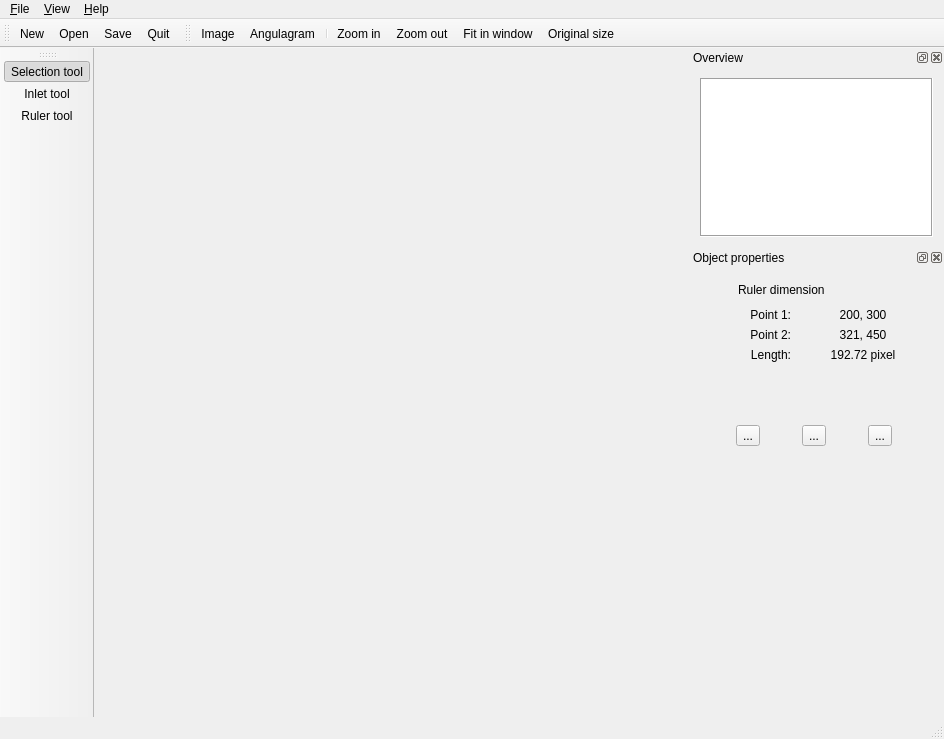
XXY1227/topino, file topino/ui/mainwindow.ui: the form before one commit.
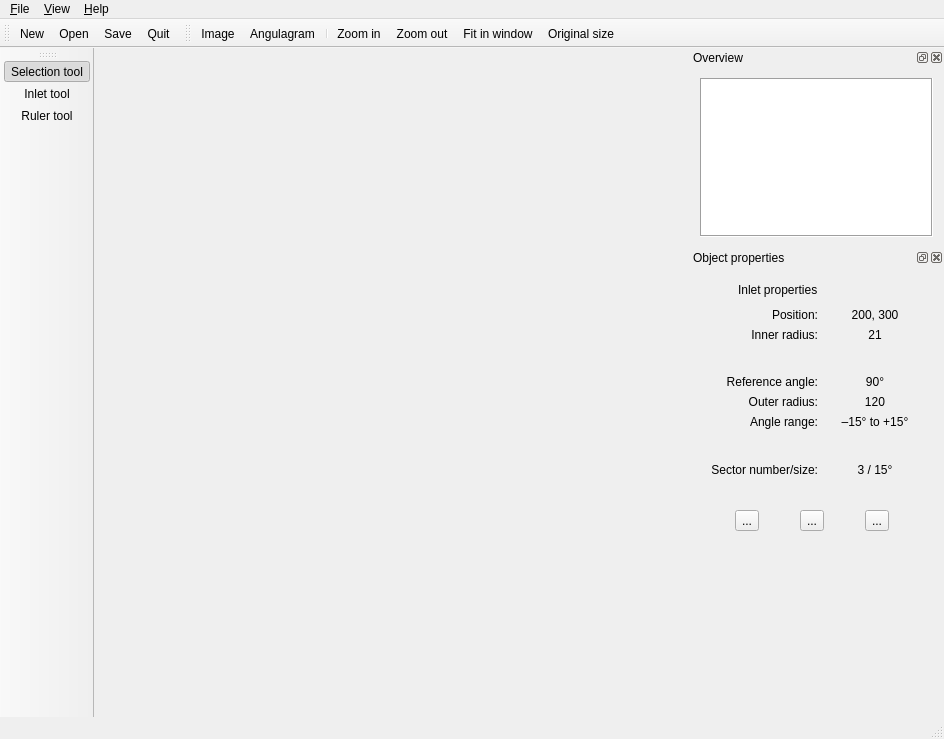
The form after the commit. Icons and pictures are not drawn.

Commit message: Added basic functional inlet property page

The edit to the form file:
```diff
--- a/topino/ui/mainwindow.ui
+++ b/topino/ui/mainwindow.ui
@@ -206,8 +206,8 @@
       <rect>
        <x>0</x>
        <y>0</y>
-       <width>251</width>
-       <height>300</height>
+       <width>248</width>
+       <height>302</height>
       </rect>
      </property>
      <property name="sizePolicy">
@@ -226,7 +226,7 @@
       <number>1</number>
      </property>
      <property name="currentIndex">
-      <number>2</number>
+      <number>3</number>
      </property>
      <widget class="QWidget" name="general">
       <layout class="QGridLayout" name="gridLayout_4">
@@ -806,7 +806,7 @@
        <item row="0" column="1" colspan="3">
         <widget class="QLabel" name="label_7">
          <property name="text">
-          <string>Ruler dimension</string>
+          <string>Ruler properties</string>
          </property>
         </widget>
        </item>
@@ -846,6 +846,362 @@
       <zorder>label_9</zorder>
       <zorder>label_7</zorder>
      </widget>
+     <widget class="QWidget" name="page">
+      <layout class="QGridLayout" name="gridLayout_2">
+       <item row="6" column="2">
+        <widget class="QLabel" name="propInletAngleRange">
+         <property name="sizePolicy">
+          <sizepolicy hsizetype="Preferred" vsizetype="Preferred">
+           <horstretch>5</horstretch>
+           <verstretch>0</verstretch>
+          </sizepolicy>
+         </property>
+         <property name="text">
+          <string>–15° to +15°</string>
+         </property>
+         <property name="alignment">
+          <set>Qt::AlignCenter</set>
+         </property>
+        </widget>
+       </item>
+       <item row="1" column="2">
+        <widget class="QLabel" name="propInletPos">
+         <property name="sizePolicy">
+          <sizepolicy hsizetype="Preferred" vsizetype="Preferred">
+           <horstretch>5</horstretch>
+           <verstretch>0</verstretch>
+          </sizepolicy>
+         </property>
+         <property name="text">
+          <string>200, 300</string>
+         </property>
+         <property name="alignment">
+          <set>Qt::AlignCenter</set>
+         </property>
+        </widget>
+       </item>
+       <item row="1" column="0" colspan="2">
+        <widget class="QLabel" name="label_4">
+         <property name="sizePolicy">
+          <sizepolicy hsizetype="Preferred" vsizetype="Preferred">
+           <horstretch>1</horstretch>
+           <verstretch>0</verstretch>
+          </sizepolicy>
+         </property>
+         <property name="text">
+          <string>Position:</string>
+         </property>
+         <property name="alignment">
+          <set>Qt::AlignRight|Qt::AlignTrailing|Qt::AlignVCenter</set>
+         </property>
+        </widget>
+       </item>
+       <item row="0" column="0">
+        <widget class="QLabel" name="label_2">
+         <property name="minimumSize">
+          <size>
+           <width>32</width>
+           <height>24</height>
+          </size>
+         </property>
+         <property name="maximumSize">
+          <size>
+           <width>32</width>
+           <height>24</height>
+          </size>
+         </property>
+         <property name="text">
+          <string/>
+         </property>
+         <property name="textFormat">
+          <enum>Qt::PlainText</enum>
+         </property>
+         <property name="pixmap">
+          <pixmap resource="../topino.qrc">:/ui/toolicons/inlet.png</pixmap>
+         </property>
+         <property name="scaledContents">
+          <bool>false</bool>
+         </property>
+        </widget>
+       </item>
+       <item row="2" column="2">
+        <widget class="QLabel" name="propInletInnerRadius">
+         <property name="sizePolicy">
+          <sizepolicy hsizetype="Preferred" vsizetype="Preferred">
+           <horstretch>5</horstretch>
+           <verstretch>0</verstretch>
+          </sizepolicy>
+         </property>
+         <property name="text">
+          <string>21</string>
+         </property>
+         <property name="alignment">
+          <set>Qt::AlignCenter</set>
+         </property>
+        </widget>
+       </item>
+       <item row="5" column="2">
+        <widget class="QLabel" name="propInletOuterRadius">
+         <property name="sizePolicy">
+          <sizepolicy hsizetype="Preferred" vsizetype="Preferred">
+           <horstretch>5</horstretch>
+           <verstretch>0</verstretch>
+          </sizepolicy>
+         </property>
+         <property name="text">
+          <string>120</string>
+         </property>
+         <property name="alignment">
+          <set>Qt::AlignCenter</set>
+         </property>
+        </widget>
+       </item>
+       <item row="11" column="0" colspan="3">
+        <spacer name="verticalSpacer_9">
+         <property name="orientation">
+          <enum>Qt::Vertical</enum>
+         </property>
+         <property name="sizeHint" stdset="0">
+          <size>
+           <width>20</width>
+           <height>20</height>
+          </size>
+         </property>
+        </spacer>
+       </item>
+       <item row="0" column="1">
+        <widget class="QLabel" name="label_10">
+         <property name="text">
+          <string>Inlet properties</string>
+         </property>
+        </widget>
+       </item>
+       <item row="4" column="2">
+        <widget class="QLabel" name="propInletRefAngle">
+         <property name="sizePolicy">
+          <sizepolicy hsizetype="Preferred" vsizetype="Preferred">
+           <horstretch>5</horstretch>
+           <verstretch>0</verstretch>
+          </sizepolicy>
+         </property>
+         <property name="text">
+          <string>90°</string>
+         </property>
+         <property name="alignment">
+          <set>Qt::AlignCenter</set>
+         </property>
+        </widget>
+       </item>
+       <item row="10" column="0" colspan="3">
+        <layout class="QHBoxLayout" name="horizontalLayout_5" stretch="0,0,0">
+         <item>
+          <widget class="QToolButton" name="toolEditImage_4">
+           <property name="toolTip">
+            <string>Preprocess image</string>
+           </property>
+           <property name="statusTip">
+            <string>Select options for preprocessing the image to make it ready for angulargram creation</string>
+           </property>
+           <property name="text">
+            <string>...</string>
+           </property>
+           <property name="icon">
+            <iconset resource="../topino.qrc">
+             <normaloff>:/ui/toolicons/inlet.png</normaloff>:/ui/toolicons/inlet.png</iconset>
+           </property>
+           <property name="iconSize">
+            <size>
+             <width>64</width>
+             <height>32</height>
+            </size>
+           </property>
+          </widget>
+         </item>
+         <item>
+          <widget class="QToolButton" name="toolSwitchImage_4">
+           <property name="toolTip">
+            <string>Swap source and processed image</string>
+           </property>
+           <property name="statusTip">
+            <string>Swap source and processed image</string>
+           </property>
+           <property name="text">
+            <string>...</string>
+           </property>
+           <property name="icon">
+            <iconset resource="../topino.qrc">
+             <normaloff>:/ui/toolicons/inlet.png</normaloff>:/ui/toolicons/inlet.png</iconset>
+           </property>
+           <property name="iconSize">
+            <size>
+             <width>64</width>
+             <height>32</height>
+            </size>
+           </property>
+          </widget>
+         </item>
+         <item>
+          <widget class="QToolButton" name="toolResetImage_4">
+           <property name="toolTip">
+            <string>Resets the processed image</string>
+           </property>
+           <property name="statusTip">
+            <string>Resets the processed image back to the source image and all processing parameters to default</string>
+           </property>
+           <property name="text">
+            <string>...</string>
+           </property>
+           <property name="icon">
+            <iconset resource="../topino.qrc">
+             <normaloff>:/ui/toolicons/inlet.png</normaloff>:/ui/toolicons/inlet.png</iconset>
+           </property>
+           <property name="iconSize">
+            <size>
+             <width>64</width>
+             <height>32</height>
+            </size>
+           </property>
+          </widget>
+         </item>
+        </layout>
+       </item>
+       <item row="5" column="0" colspan="2">
+        <widget class="QLabel" name="label_11">
+         <property name="sizePolicy">
+          <sizepolicy hsizetype="Preferred" vsizetype="Preferred">
+           <horstretch>1</horstretch>
+           <verstretch>0</verstretch>
+          </sizepolicy>
+         </property>
+         <property name="text">
+          <string>Outer radius:</string>
+         </property>
+         <property name="alignment">
+          <set>Qt::AlignRight|Qt::AlignTrailing|Qt::AlignVCenter</set>
+         </property>
+        </widget>
+       </item>
+       <item row="6" column="0" colspan="2">
+        <widget class="QLabel" name="label_12">
+         <property name="sizePolicy">
+          <sizepolicy hsizetype="Preferred" vsizetype="Preferred">
+           <horstretch>1</horstretch>
+           <verstretch>0</verstretch>
+          </sizepolicy>
+         </property>
+         <property name="text">
+          <string>Angle range:</string>
+         </property>
+         <property name="alignment">
+          <set>Qt::AlignRight|Qt::AlignTrailing|Qt::AlignVCenter</set>
+         </property>
+        </widget>
+       </item>
+       <item row="4" column="0" colspan="2">
+        <widget class="QLabel" name="label_6">
+         <property name="sizePolicy">
+          <sizepolicy hsizetype="Preferred" vsizetype="Preferred">
+           <horstretch>1</horstretch>
+           <verstretch>0</verstretch>
+          </sizepolicy>
+         </property>
+         <property name="text">
+          <string>Reference angle:</string>
+         </property>
+         <property name="alignment">
+          <set>Qt::AlignRight|Qt::AlignTrailing|Qt::AlignVCenter</set>
+         </property>
+        </widget>
+       </item>
+       <item row="8" column="0" colspan="2">
+        <widget class="QLabel" name="label_14">
+         <property name="sizePolicy">
+          <sizepolicy hsizetype="Preferred" vsizetype="Preferred">
+           <horstretch>1</horstretch>
+           <verstretch>0</verstretch>
+          </sizepolicy>
+         </property>
+         <property name="text">
+          <string>Sector number/size:</string>
+         </property>
+         <property name="alignment">
+          <set>Qt::AlignRight|Qt::AlignTrailing|Qt::AlignVCenter</set>
+         </property>
+        </widget>
+       </item>
+       <item row="3" column="0" colspan="3">
+        <spacer name="verticalSpacer_10">
+         <property name="orientation">
+          <enum>Qt::Vertical</enum>
+         </property>
+         <property name="sizeHint" stdset="0">
+          <size>
+           <width>20</width>
+           <height>20</height>
+          </size>
+         </property>
+        </spacer>
+       </item>
+       <item row="2" column="0" colspan="2">
+        <widget class="QLabel" name="label_5">
+         <property name="sizePolicy">
+          <sizepolicy hsizetype="Preferred" vsizetype="Preferred">
+           <horstretch>1</horstretch>
+           <verstretch>0</verstretch>
+          </sizepolicy>
+         </property>
+         <property name="text">
+          <string>Inner radius:</string>
+         </property>
+         <property name="alignment">
+          <set>Qt::AlignRight|Qt::AlignTrailing|Qt::AlignVCenter</set>
+         </property>
+        </widget>
+       </item>
+       <item row="9" column="0" colspan="3">
+        <spacer name="verticalSpacer_8">
+         <property name="orientation">
+          <enum>Qt::Vertical</enum>
+         </property>
+         <property name="sizeHint" stdset="0">
+          <size>
+           <width>20</width>
+           <height>20</height>
+          </size>
+         </property>
+        </spacer>
+       </item>
+       <item row="7" column="0" colspan="3">
+        <spacer name="verticalSpacer_11">
+         <property name="orientation">
+          <enum>Qt::Vertical</enum>
+         </property>
+         <property name="sizeHint" stdset="0">
+          <size>
+           <width>20</width>
+           <height>20</height>
+          </size>
+         </property>
+        </spacer>
+       </item>
+       <item row="8" column="2">
+        <widget class="QLabel" name="propInletSector">
+         <property name="sizePolicy">
+          <sizepolicy hsizetype="Preferred" vsizetype="Preferred">
+           <horstretch>5</horstretch>
+           <verstretch>0</verstretch>
+          </sizepolicy>
+         </property>
+         <property name="text">
+          <string>3 / 15°</string>
+         </property>
+         <property name="alignment">
+          <set>Qt::AlignCenter</set>
+         </property>
+        </widget>
+       </item>
+      </layout>
+     </widget>
     </widget>
    </widget>
   </widget>
```
The commit also changes 2 other files.
